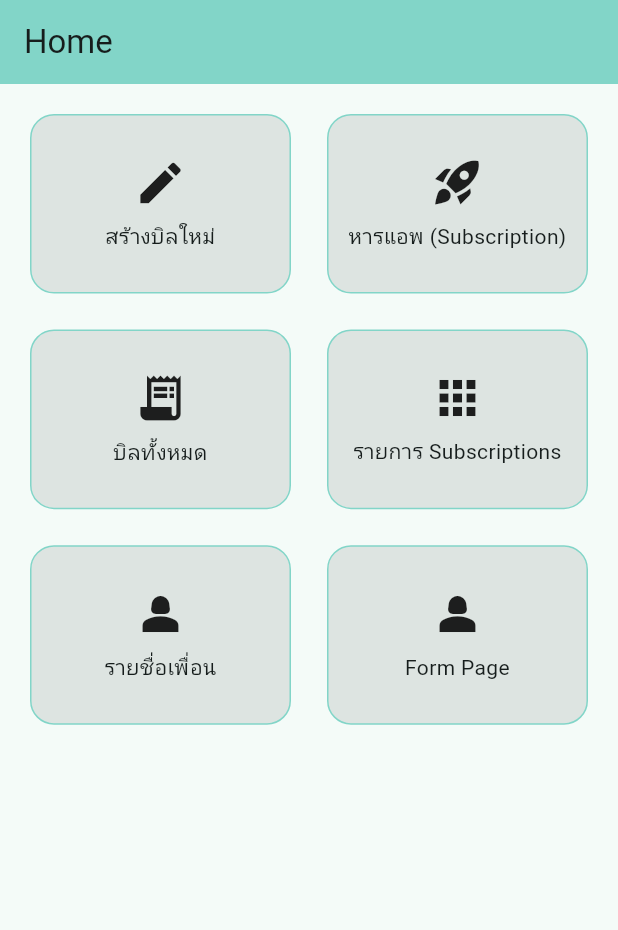
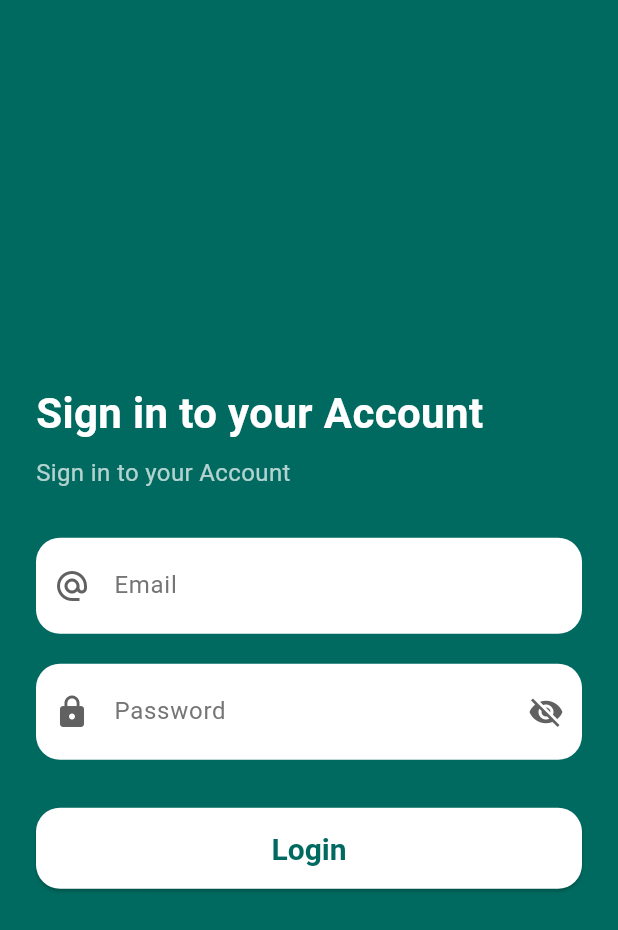
Before and after one commit to NuggetBBQ/Khungold, a Flutter app: the screen it shows after launch, on a phone screen of 412 x 824 dp. Shown: the top 930 px of the screen. Run offline on Flutter 3.47's test engine with Material 3 defaults, Android fonts, the phone set to English and light mode, and no system bars; our stand-ins replace cloud_firestore, firebase_auth, firebase_core; accounts and stored records are empty.

Commit message:
09112025 : Login design and Logout button

```diff
--- /dev/null
+++ b/lib/components/auth_wrapper.dart
@@ -0,0 +1,27 @@
+import 'package:firebase_auth/firebase_auth.dart';
+import 'package:flutter/material.dart';
+import 'package:khungold/pages/P12_Login_pages.dart';
+import 'package:khungold/pages/p00_home_page.dart';
+
+class AuthWrapper extends StatelessWidget {
+  const AuthWrapper({Key? key}) : super(key: key);
+
+  @override
+  Widget build(BuildContext context) {
+    return StreamBuilder<User?>(
+      stream: FirebaseAuth.instance.authStateChanges(),
+      builder: (context, snapshot) {
+        if (snapshot.connectionState == ConnectionState.waiting) {
+          return const Scaffold(
+            body: Center(child: CircularProgressIndicator()),
+          );
+        }
+
+        if (snapshot.hasData && snapshot.data != null) {
+          return const HomeScreen();
+        }
+        return LoginPage();
+      },
+    );
+  }
+}
--- a/lib/main.dart
+++ b/lib/main.dart
@@ -1,7 +1,8 @@
 import 'package:flutter/material.dart';
 import 'package:firebase_core/firebase_core.dart';
 import 'package:khungold/models/contact_model.dart';
-import 'package:khungold/pages/P12_form_pages.dart';
+import 'package:khungold/pages/P12_Login_pages.dart';
+import 'package:khungold/pages/P12_login_pages.dart';
 import 'package:khungold/pages/p08_edit_contact_page.dart';
 import 'package:khungold/pages/p09_bill_detail_payer_page.dart';
 import 'firebase_options.dart';
@@ -17,6 +18,7 @@ import 'package:khungold/pages/p10_contact_list_page.dart';
 import 'package:khungold/pages/p11_add_contact_page.dart';
 import 'package:khungold/pages/p99_blank_page.dart';
 import 'package:firebase_auth/firebase_auth.dart';
+import 'package:khungold/components/auth_wrapper.dart';
 
 void main() async {
   WidgetsFlutterBinding.ensureInitialized();
@@ -49,10 +51,8 @@ class MyApp extends StatelessWidget {
         ),
         useMaterial3: true,
       ),
-      initialRoute: '/',
-
+      home: const AuthWrapper(),
       routes: {
-        '/': (_) => const HomeScreen(),
         '/bill/new': (_) => const CreateBill(),
         '/sub/create': (_) => const CreateSubBill(),
         '/bills/all': (_) => const BillsPage(),
@@ -60,7 +60,6 @@ class MyApp extends StatelessWidget {
         '/sub/add': (_) => const AddSub(),
         '/contacts/list': (_) => const ContactListPage(),
         '/contacts/add': (_) => const AddContactPage(),
-        '/formpage': (_) => FormPage(),
         '/p99': (_) => const BlankPage(),
       },
 
@@ -87,6 +86,7 @@ class MyApp extends StatelessWidget {
             builder: (_) => BillDetailPayerPage(bill: bill),
           );
         }
+        return null;
       },
     );
   }
--- /dev/null
+++ b/lib/pages/P12_login_pages.dart
@@ -0,0 +1,207 @@
+import 'package:firebase_auth/firebase_auth.dart';
+import 'package:flutter/material.dart';
+import 'package:flutter/services.dart';
+
+class LoginPage extends StatefulWidget {
+  @override
+  State<LoginPage> createState() => _LoginPageState();
+}
+
+class _LoginPageState extends State<LoginPage> {
+  final _formKey = GlobalKey<FormState>();
+  String? _email;
+  String? _password;
+  String? _nickname;
+  bool _showpassword = false;
+
+  Color get primaryColor => Theme.of(context).colorScheme.primary;
+  Color get onPrimaryColor => Theme.of(context).colorScheme.onPrimary;
+
+  String? _validatetTextField(String fieldName, String? value, int lenght) {
+    if (value!.isEmpty) {
+      return '$fieldName must not empty';
+    }
+
+    if (value.length <= lenght) {
+      return '$fieldName must longer than $lenght char(s)';
+    }
+
+    return null;
+  }
+
+  @override
+  Widget build(BuildContext context) {
+    return Scaffold(
+      backgroundColor: primaryColor,
+      body: Center(
+        child: SingleChildScrollView(
+          child: Padding(
+            padding: const EdgeInsets.symmetric(
+              horizontal: 24.0,
+              vertical: 32.0,
+            ),
+            child: Column(
+              crossAxisAlignment: CrossAxisAlignment.stretch,
+              children: [
+                SizedBox(height: 24),
+                Text(
+                  'Sign in to your Account',
+                  style: TextStyle(
+                    color: onPrimaryColor,
+                    fontSize: 28,
+                    fontWeight: FontWeight.bold,
+                  ),
+                  textAlign: TextAlign.left,
+                ),
+                SizedBox(height: 8),
+                Text(
+                  'Sign in to your Account',
+                  style: TextStyle(
+                    color: onPrimaryColor.withOpacity(0.7),
+                    fontSize: 16,
+                  ),
+                  textAlign: TextAlign.left,
+                ),
+                SizedBox(height: 32),
+                Form(
+                  key: _formKey,
+                  child: Column(
+                    crossAxisAlignment: CrossAxisAlignment.stretch,
+                    children: [
+                      Container(
+                        decoration: BoxDecoration(
+                          color: onPrimaryColor,
+                          borderRadius: BorderRadius.circular(16),
+                        ),
+                        child: TextFormField(
+                          keyboardType: TextInputType.emailAddress,
+                          decoration: InputDecoration(
+                            border: InputBorder.none,
+                            contentPadding: EdgeInsets.symmetric(
+                              horizontal: 16,
+                              vertical: 20,
+                            ),
+                            hintText: 'Email',
+                            hintStyle: TextStyle(color: Colors.grey[600]),
+                            prefixIcon: Icon(
+                              Icons.alternate_email,
+                              color: Colors.grey[700],
+                            ),
+                          ),
+                          onSaved: (String? newValue) {
+                            _email = newValue?.trim();
+                            final email = _email ?? '';
+                            final nick = email.contains('@')
+                                ? email.split('@')[0]
+                                : email;
+                            setState(() {
+                              _nickname = nick;
+                            });
+                          },
+                          validator: (String? value) =>
+                              _validatetTextField('Name', value, 1),
+                        ),
+                      ),
+                      SizedBox(height: 20),
+                      Container(
+                        decoration: BoxDecoration(
+                          color: onPrimaryColor,
+                          borderRadius: BorderRadius.circular(16),
+                        ),
+                        child: TextFormField(
+                          obscureText: !_showpassword,
+                          decoration: InputDecoration(
+                            border: InputBorder.none,
+                            contentPadding: EdgeInsets.symmetric(
+                              horizontal: 16,
+                              vertical: 20,
+                            ),
+                            hintText: 'Password',
+                            hintStyle: TextStyle(color: Colors.grey[600]),
+                            prefixIcon: Icon(
+                              Icons.lock,
+                              color: Colors.grey[700],
+                            ),
+                            suffixIcon: GestureDetector(
+                              onLongPress: () async {
+                                setState(() {
+                                  _showpassword = true;
+                                });
+                                await Future.delayed(Duration(seconds: 2));
+                                setState(() {
+                                  _showpassword = false;
+                                });
+                              },
+                              child: Icon(
+                                _showpassword
+                                    ? Icons.visibility
+                                    : Icons.visibility_off,
+                                color: Colors.grey[700],
+                              ),
+                            ),
+                          ),
+                          onSaved: (String? newValue) {
+                            _password = newValue;
+                          },
+                          validator: (String? value) =>
+                              _validatetTextField('Password', value, 7),
+                        ),
+                      ),
+                      SizedBox(height: 32),
+                      SizedBox(
+                        height: 54,
+                        child: ElevatedButton(
+                          style: ElevatedButton.styleFrom(
+                            backgroundColor: onPrimaryColor,
+                            foregroundColor: primaryColor,
+                            shape: RoundedRectangleBorder(
+                              borderRadius: BorderRadius.circular(16),
+                            ),
+                            textStyle: TextStyle(
+                              fontSize: 20,
+                              fontWeight: FontWeight.bold,
+                            ),
+                          ),
+                          onPressed: () async {
+                            if (!_formKey.currentState!.validate()) {
+                              ScaffoldMessenger.of(context).showSnackBar(
+                                SnackBar(
+                                  content: Text('Input(s) is not valid'),
+                                ),
+                              );
+                              return;
+                            }
+                            _formKey.currentState!.save();
+                            var authMsg = "";
+                            try {
+                              final credential = await FirebaseAuth.instance
+                                  .signInWithEmailAndPassword(
+                                    email: _email!,
+                                    password: _password!,
+                                  );
+                              authMsg = 'sign in success';
+                            } on FirebaseAuthException catch (e) {
+                              authMsg = e.message!;
+                            }
+                            ScaffoldMessenger.of(context).showSnackBar(
+                              SnackBar(
+                                content: Text(
+                                  'Hello ${_nickname ?? _email} . Auth - $authMsg',
+                                ),
+                              ),
+                            );
+                          },
+                          child: Text('Login'),
+                        ),
+                      ),
+                    ],
+                  ),
+                ),
+              ],
+            ),
+          ),
+        ),
+      ),
+    );
+  }
+}
```
Also changed, not shown: lib/pages/P12_form_pages.dart (deleted, +0 -136 lines), lib/pages/p00_home_page.dart (+20 -1 lines), lib/services/auth_service.dart (added, +12 -0 lines), 3 other files.
